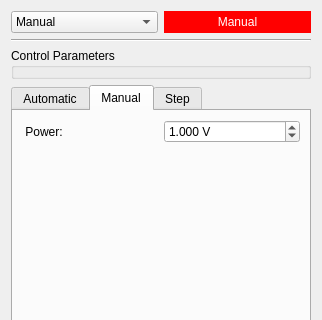
The window that src/laam_laser_control/resources/control.ui (Davidlequnchen/laam_control_ws) describes before a commit, drawn with Qt 5; both pictures show x 0 to 322 and y 0 to 320 of the 322 by 591 pixel window.
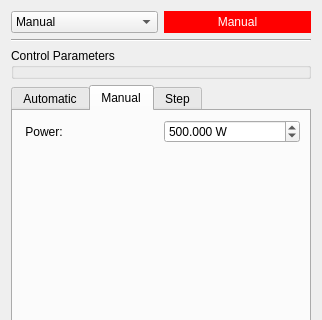
The same window after the commit.

What changed in the file:
```diff
--- a/src/laam_laser_control/resources/control.ui
+++ b/src/laam_laser_control/resources/control.ui
@@ -247,19 +247,19 @@
             </font>
            </property>
            <property name="suffix">
-            <string> V</string>
+            <string> W</string>
            </property>
            <property name="decimals">
             <number>3</number>
            </property>
            <property name="maximum">
-            <double>10.000000000000000</double>
+            <double>5000.000000000000000</double>
            </property>
            <property name="singleStep">
             <double>0.100000000000000</double>
            </property>
            <property name="value">
-            <double>1.000000000000000</double>
+            <double>500.000000000000000</double>
            </property>
           </widget>
          </item>
```
